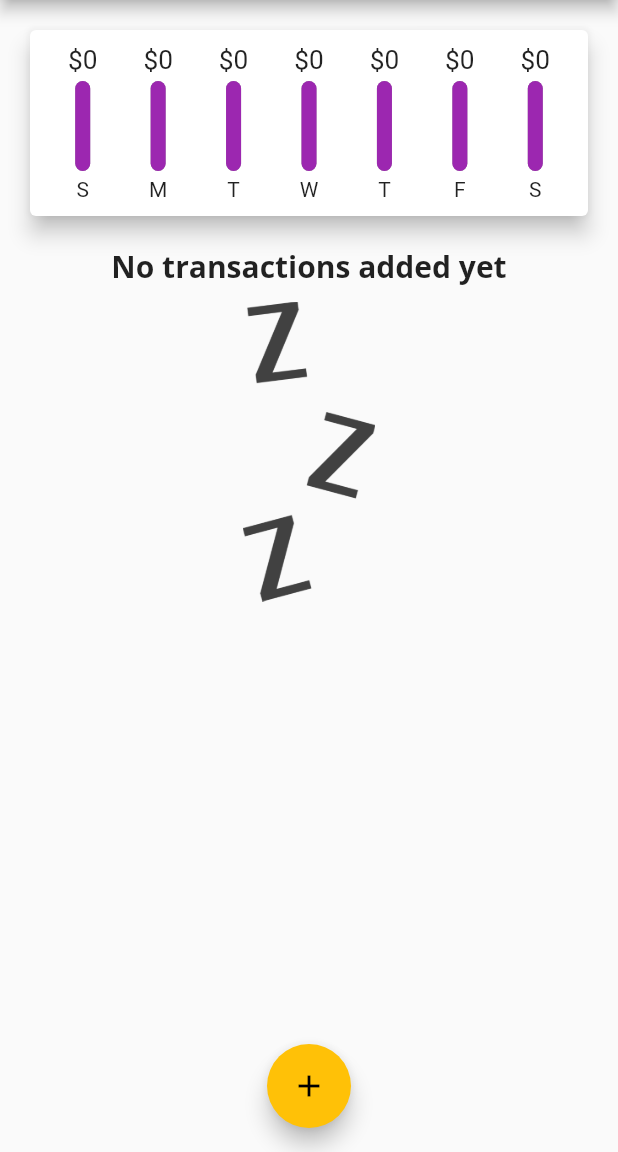
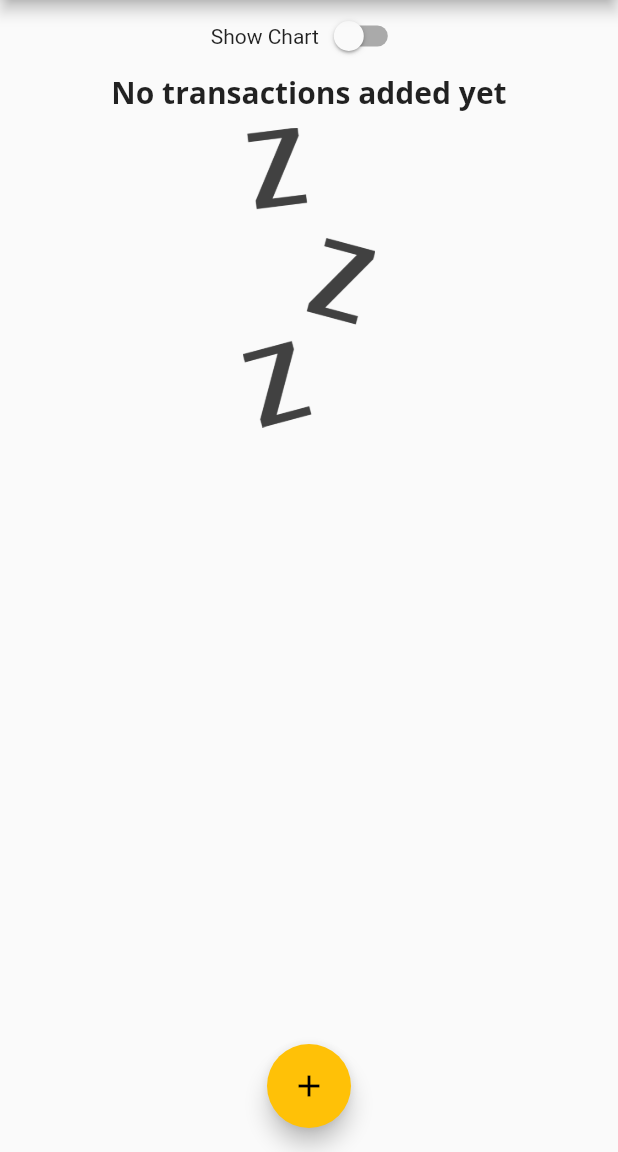
Before and after one commit to matifrancois/Expenses-Flutter-App, a Flutter app: the screen it shows after launch, on a phone screen of 412 x 824 dp, the part 84-1236 px from its top. Run offline on Flutter 3.47's test engine with Material 2 defaults, Android fonts, the phone set to English and light mode, and no system bars.

```diff
--- a/lib/main.dart
+++ b/lib/main.dart
@@ -17,6 +17,7 @@ class MyApp extends StatelessWidget {
       theme: ThemeData(
           primarySwatch: Colors.purple,
           accentColor: Colors.amber,
+          errorColor: Colors.blueGrey[800],
           //asi se puede poner una fuente general para el doc
           fontFamily: 'Quicksand',
           textTheme: ThemeData.light().textTheme.copyWith(
@@ -62,6 +63,8 @@ class _MyHomePageState extends State<MyHomePage> {
     //     date: DateTime.now()),
   ];
 
+  bool _showChart = false;
+
   //Devuelve true si el dia es de los ultimos 7
   List<Transaction> get _recentTransactions {
     return _userTransactions.where((tx) {
@@ -74,11 +77,12 @@ class _MyHomePageState extends State<MyHomePage> {
     }).toList();
   }
 
-  void _addNewTransaction(String txTitle, double txAmount) {
+  void _addNewTransaction(
+      String txTitle, double txAmount, DateTime chosenDate) {
     final newTx = Transaction(
       title: txTitle,
       amount: txAmount,
-      date: DateTime.now(),
+      date: chosenDate,
       id: DateTime.now().toString(),
     );
     setState(() {
@@ -94,10 +98,19 @@ class _MyHomePageState extends State<MyHomePage> {
         });
   }
 
+  void _deleteTransaction(String id) {
+    setState(() {
+      _userTransactions.removeWhere((tx) {
+        return tx.id == id;
+      });
+    });
+  }
+
   @override
   Widget build(BuildContext context) {
-    return Scaffold(
-      appBar: AppBar(
+    //guardo la appBar en una variable ya que asi podemos tener info del tamaño
+    // de esta para controlar responsivemente el tamaño
+    final appBar = AppBar(
       title: Text('Personal Expenses'),
       actions: <Widget>[
         IconButton(
@@ -105,15 +118,47 @@ class _MyHomePageState extends State<MyHomePage> {
           onPressed: () => _startAddNewTransaction(context),
         ),
       ],
-      ),
+    );
+    return Scaffold(
+      appBar: appBar,
       body: SingleChildScrollView(
         child: Column(
           //las siguientes lineas controlan el layout de los comp de la columna.
           //mainAxisAlignment: MainAxisAlignment.start,
           crossAxisAlignment: CrossAxisAlignment.stretch,
           children: <Widget>[
-            Chart(_recentTransactions),
-            TransactionList(_userTransactions),
+            Row(
+              mainAxisAlignment: MainAxisAlignment.center,
+              children: <Widget>[
+                Text('Show Chart'),
+                Switch(
+                  value: _showChart,
+                  onChanged: (val) {
+                    setState(() {
+                      _showChart = val;
+                    });
+                  },
+                ),
+              ],
+            ),
+            _showChart
+                ? Container(
+                    //aca lo que se hace es, al tamaño de la pantalla se le resta el tamañp
+                    // de la appBar utilizado y el tamaño de la barrita de notificaciones
+                    // que todos los celulares tienen donde se indica bateria hora etc
+                    // y a eso se le calcula un % del total que se utilizará para ello
+                    height: (MediaQuery.of(context).size.height -
+                            appBar.preferredSize.height -
+                            MediaQuery.of(context).padding.top) *
+                        0.25,
+                    child: Chart(_recentTransactions))
+                : Container(
+                    height: (MediaQuery.of(context).size.height -
+                            appBar.preferredSize.height -
+                            MediaQuery.of(context).padding.top) *
+                        0.75,
+                    child:
+                        TransactionList(_userTransactions, _deleteTransaction)),
           ],
         ),
       ),
--- a/lib/widgets/chart_bar.dart
+++ b/lib/widgets/chart_bar.dart
@@ -10,6 +10,8 @@ class ChartBar extends StatelessWidget {
 
   @override
   Widget build(BuildContext context) {
+    return LayoutBuilder(
+      builder: (ctx, constraints) {
         return Column(
           children: <Widget>[
             //fittedBox cambia el tamaño del texto para que pueda entrar en el tamaño
@@ -18,14 +20,14 @@ class ChartBar extends StatelessWidget {
             //cuando este lo necesita, y fittedbox se encarga de que si no alcanza el
             //espacio disminuir la letra para que entre.
             Container(
-            height: 20,
+                height: constraints.maxHeight * 0.15,
                 child: FittedBox(
                     child: Text('\$${spendingAmount.toStringAsFixed(0)}'))),
             SizedBox(
-          height: 4,
+              height: constraints.maxHeight * 0.05,
             ),
             Container(
-          height: 60,
+              height: constraints.maxHeight * 0.5,
               width: 10,
               child: Stack(
                 children: <Widget>[
@@ -50,8 +52,13 @@ class ChartBar extends StatelessWidget {
             SizedBox(
               height: 4,
             ),
-        Text(label),
+            Container(
+              height: constraints.maxHeight * 0.15,
+              child: FittedBox(child: Text(label)),
+            ),
           ],
+        );
+      },
     );
   }
 }
--- a/lib/widgets/new_transaction.dart
+++ b/lib/widgets/new_transaction.dart
@@ -16,11 +16,14 @@ class _NewTransactionState extends State<NewTransaction> {
   DateTime _selectedDate;
 
   void _submitData() {
+    if (_amountController.text.isEmpty) {
+      return;
+    }
     final enteredTitle = _titleController.text;
     final enteredAmount = double.parse(_amountController.text);
 
     //little validation
-    if (enteredTitle.isEmpty || enteredAmount <= 0) {
+    if (enteredTitle.isEmpty || enteredAmount <= 0 || _selectedDate == null) {
       return;
     }
 
@@ -28,6 +31,7 @@ class _NewTransactionState extends State<NewTransaction> {
     widget.addNewTx(
       _titleController.text,
       double.parse(_amountController.text),
+      _selectedDate,
     );
 
     //Esta parte lo que hace es cerrar la ventanita que se abrio con el widget.
--- a/lib/widgets/transaction_list.dart
+++ b/lib/widgets/transaction_list.dart
@@ -4,8 +4,9 @@ import 'package:first_app/models/Transaction.dart';
 
 class TransactionList extends StatelessWidget {
   final List<Transaction> transactions;
+  final Function deleteTx;
 
-  TransactionList(this.transactions);
+  TransactionList(this.transactions, this.deleteTx);
 
   @override
   Widget build(BuildContext context) {
@@ -17,9 +18,7 @@ class TransactionList extends StatelessWidget {
     // repetir. De esta manera se refiere al widget como transactions[index].
     // y el segundo parametro de listview.buider es itemCount, que representa la
     // cantidad de veces que queremos que se repita el item.
-    return Container(
-      height: 300,
-      child: transactions.isEmpty
+    return transactions.isEmpty
         ? Column(
             children: <Widget>[
               Text(
@@ -41,7 +40,9 @@ class TransactionList extends StatelessWidget {
           )
         : ListView.builder(
             itemBuilder: (ctx, index) {
-                return Card(
+              return Container(
+                height: MediaQuery.of(context).size.height * 0.4,
+                child: Card(
                   elevation: 5,
                   margin: EdgeInsets.symmetric(
                     vertical: 5,
@@ -61,11 +62,16 @@ class TransactionList extends StatelessWidget {
                     ),
                     subtitle: Text(
                         DateFormat.yMMMd().format(transactions[index].date)),
+                    trailing: IconButton(
+                      icon: Icon(Icons.delete),
+                      color: Theme.of(context).errorColor,
+                      onPressed: () => deleteTx(transactions[index].id),
+                    ),
+                  ),
                 ),
               );
             },
             itemCount: transactions.length,
-            ),
           );
   }
 }
```
Lines whose indentation alone changed are shown as unchanged.
